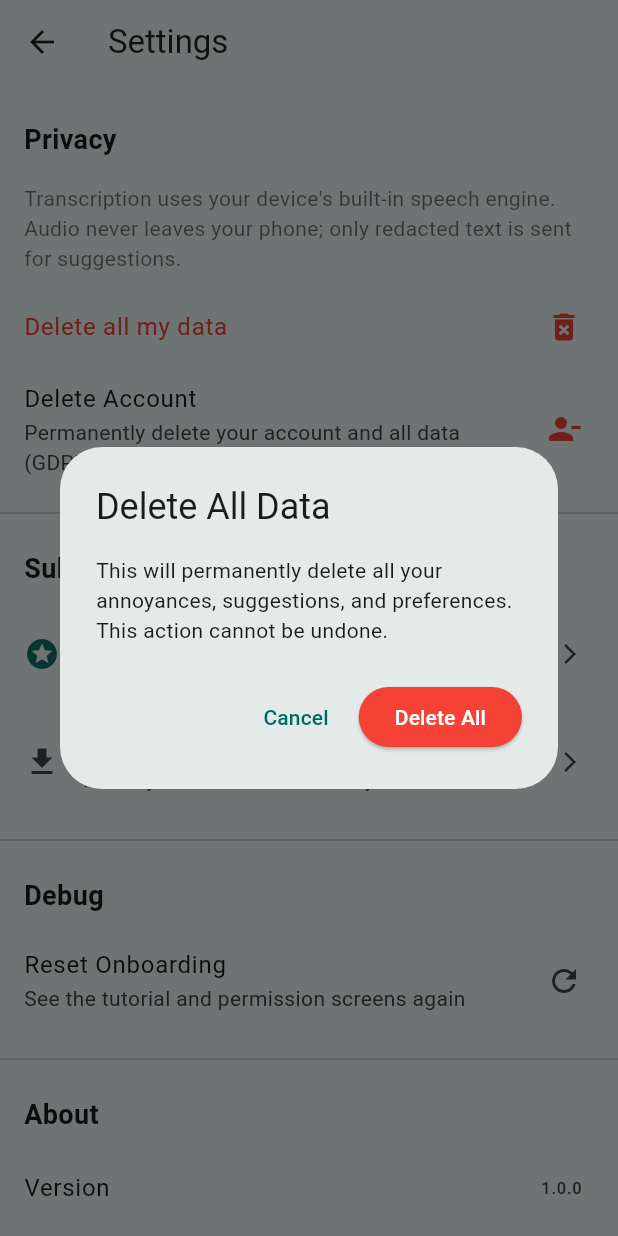
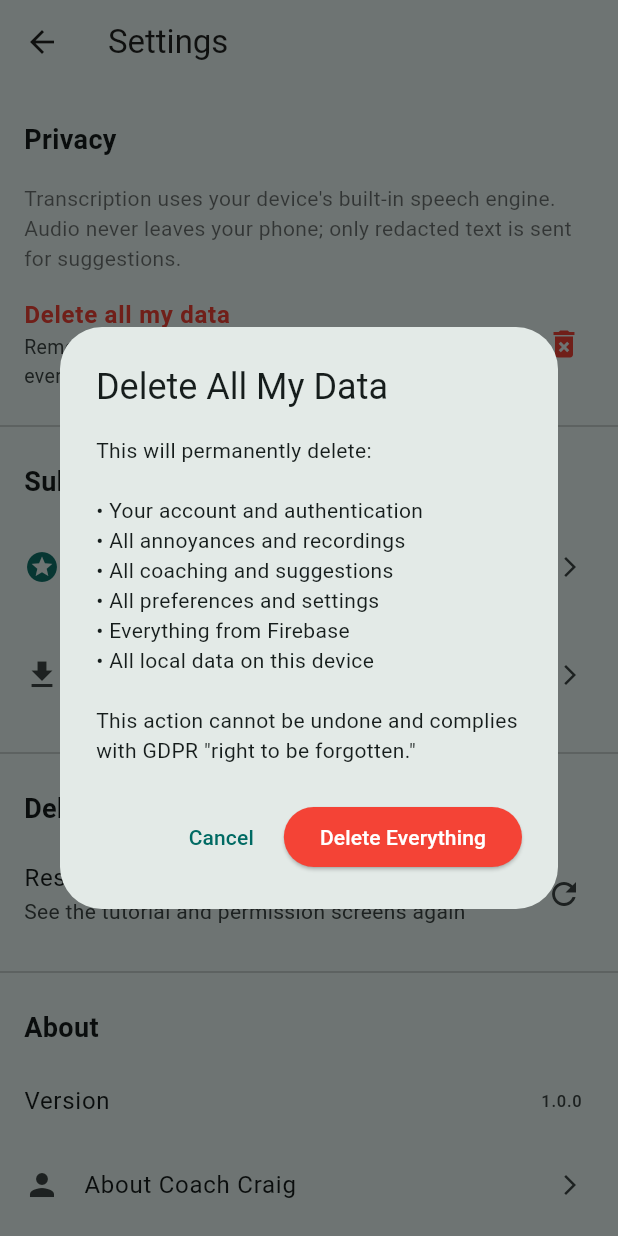
Before and after one commit to cglendenning/annoyed, a Flutter app: the SettingsScreen screen opened directly, after a tap on "Delete all my data", on a phone screen of 412 x 824 dp. Run offline on Flutter 3.47's test engine with Material 3 defaults, Android fonts, the light colour scheme and no system bars; our stand-ins replace cloud_firestore, cloud_functions, firebase_auth, firebase_core, flutter_dotenv, google_sign_in and 4 more; missing offline and left inert: purchases_flutter; accounts and stored records are empty; generated files the repository leaves out were written again.

Commit message:
Just one Delete link to remove all user data

```diff
--- a/lib/screens/onboarding_screen.dart
+++ b/lib/screens/onboarding_screen.dart
@@ -124,6 +124,16 @@
 
     if (available) {
       await AnalyticsService.logPermissionMicGranted();
+    }
+
+    // Sign in anonymously to complete setup
+    if (mounted) {
+      final authProvider = Provider.of<AuthProvider>(context, listen: false);
+      try {
+        await authProvider.signInAnonymously();
+      } catch (e) {
+        print('Error signing in anonymously: $e');
+      }
     }
 
     // Mark onboarding as complete (this is the last step)
@@ -925,3 +935,39 @@
     );
   }
 }
+
+// Custom painter for sketched arrow
+class _SketchedArrowPainter extends CustomPainter {
+  @override
+  void paint(Canvas canvas, Size size) {
+    final paint = Paint()
+      ..color = Colors.grey.shade600
+      ..strokeWidth = 2.5
+      ..style = PaintingStyle.stroke
+      ..strokeCap = StrokeCap.round
+      ..strokeJoin = StrokeJoin.round;
+
+    final path = Path();
+
+    // Main arrow line (slightly wavy for hand-drawn effect)
+    path.moveTo(0, size.height / 2);
+    path.cubicTo(
+      size.width * 0.3, size.height / 2 - 2,
+      size.width * 0.5, size.height / 2 + 2,
+      size.width * 0.85, size.height / 2,
+    );
+
+    // Arrow head top line
+    path.moveTo(size.width * 0.85, size.height / 2);
+    path.lineTo(size.width * 0.7, size.height * 0.15);
+
+    // Arrow head bottom line
+    path.moveTo(size.width * 0.85, size.height / 2);
+    path.lineTo(size.width * 0.7, size.height * 0.85);
+
+    canvas.drawPath(path, paint);
+  }
+
+  @override
+  bool shouldRepaint(covariant CustomPainter oldDelegate) => false;
+}
--- a/lib/screens/settings_screen.dart
+++ b/lib/screens/settings_screen.dart
@@ -7,7 +7,6 @@
 import '../services/analytics_service.dart';
 import 'about_screen.dart';
 import 'terms_screen.dart';
-import 'privacy_policy_screen.dart';
 import 'paywall_screen.dart';
 
 class SettingsScreen extends StatefulWidget {
@@ -36,9 +35,16 @@
     final confirm = await showDialog<bool>(
       context: context,
       builder: (context) => AlertDialog(
-        title: const Text('Delete All Data'),
+        title: const Text('Delete All My Data'),
         content: const Text(
-          'This will permanently delete all your annoyances, suggestions, and preferences. This action cannot be undone.',
+          'This will permanently delete:\n\n'
+          '• Your account and authentication\n'
+          '• All annoyances and recordings\n'
+          '• All coaching and suggestions\n'
+          '• All preferences and settings\n'
+          '• Everything from Firebase\n'
+          '• All local data on this device\n\n'
+          'This action cannot be undone and complies with GDPR "right to be forgotten."',
         ),
         actions: [
           TextButton(
@@ -51,7 +57,7 @@
               backgroundColor: Colors.red,
               foregroundColor: Colors.white,
             ),
-            child: const Text('Delete All'),
+            child: const Text('Delete Everything'),
           ),
         ],
       ),
@@ -59,20 +65,27 @@
 
     if (confirm == true) {
       final authProvider = Provider.of<AuthProvider>(context, listen: false);
-      final uid = authProvider.userId;
 
-      if (uid != null) {
-        await AnalyticsService.logDeleteAll();
-        await FirebaseService.deleteAllUserData(uid);
+      try {
+        // This deletes everything - account, data, etc.
+        await authProvider.deleteAccount();
 
         if (mounted) {
           ScaffoldMessenger.of(context).showSnackBar(
             const SnackBar(
-              content: Text('All data deleted'),
+              content: Text('All data permanently deleted'),
               backgroundColor: Colors.green,
             ),
           );
-          Navigator.of(context).pop();
+        }
+      } catch (e) {
+        if (mounted) {
+          ScaffoldMessenger.of(context).showSnackBar(
+            SnackBar(
+              content: Text('Error: ${e.toString()}'),
+              backgroundColor: Colors.red,
+            ),
+          );
         }
       }
     }
@@ -112,66 +125,14 @@
           ListTile(
             title: const Text(
               'Delete all my data',
-              style: TextStyle(color: Colors.red),
+              style: TextStyle(color: Colors.red, fontWeight: FontWeight.w600),
+            ),
+            subtitle: const Text(
+              'Remove everything from Firebase, this device, and everywhere',
+              style: TextStyle(fontSize: 13),
             ),
             trailing: const Icon(Icons.delete_forever, color: Colors.red),
             onTap: _deleteAllData,
-          ),
-
-          ListTile(
-            title: const Text('Delete Account'),
-            subtitle: const Text('Permanently delete your account and all data (GDPR)'),
-            trailing: const Icon(Icons.person_remove, color: Colors.red),
-            onTap: () async {
-              final confirm = await showDialog<bool>(
-                context: context,
-                builder: (context) => AlertDialog(
-                  title: const Text('Delete Account'),
-                  content: const Text(
-                    'This will permanently delete your account and all associated data. '
-                    'This action cannot be undone and complies with GDPR right to be forgotten.',
-                  ),
-                  actions: [
-                    TextButton(
-                      onPressed: () => Navigator.of(context).pop(false),
-                      child: const Text('Cancel'),
-                    ),
-                    ElevatedButton(
-                      onPressed: () => Navigator.of(context).pop(true),
-                      style: ElevatedButton.styleFrom(
-                        backgroundColor: Colors.red,
-                        foregroundColor: Colors.white,
-                      ),
-                      child: const Text('Delete Account'),
-                    ),
-                  ],
-                ),
-              );
-
-              if (confirm == true) {
-                final authProvider = Provider.of<AuthProvider>(context, listen: false);
-                try {
-                  await authProvider.deleteAccount();
-                  if (mounted) {
-                    ScaffoldMessenger.of(context).showSnackBar(
-                      const SnackBar(
-                        content: Text('Account deleted successfully'),
-                        backgroundColor: Colors.green,
-                      ),
-                    );
-                  }
-                } catch (e) {
-                  if (mounted) {
-                    ScaffoldMessenger.of(context).showSnackBar(
-                      SnackBar(
-                        content: Text('Error: ${e.toString()}'),
-                        backgroundColor: Colors.red,
-                      ),
-                    );
-                  }
-                }
-              }
-            },
           ),
 
           const Divider(height: 32),
@@ -311,17 +272,6 @@
               );
             },
           ),
-          ListTile(
-            title: const Text('Privacy Policy'),
-            trailing: const Icon(Icons.arrow_forward_ios, size: 16),
-            onTap: () {
-              Navigator.of(context).push(
-                MaterialPageRoute(
-                  builder: (context) => const PrivacyPolicyScreen(),
-                ),
-              );
-            },
-          ),
         ],
       ),
     );
```
Also changed, not shown: lib/screens/paywall_screen.dart (+42 -4 lines).
